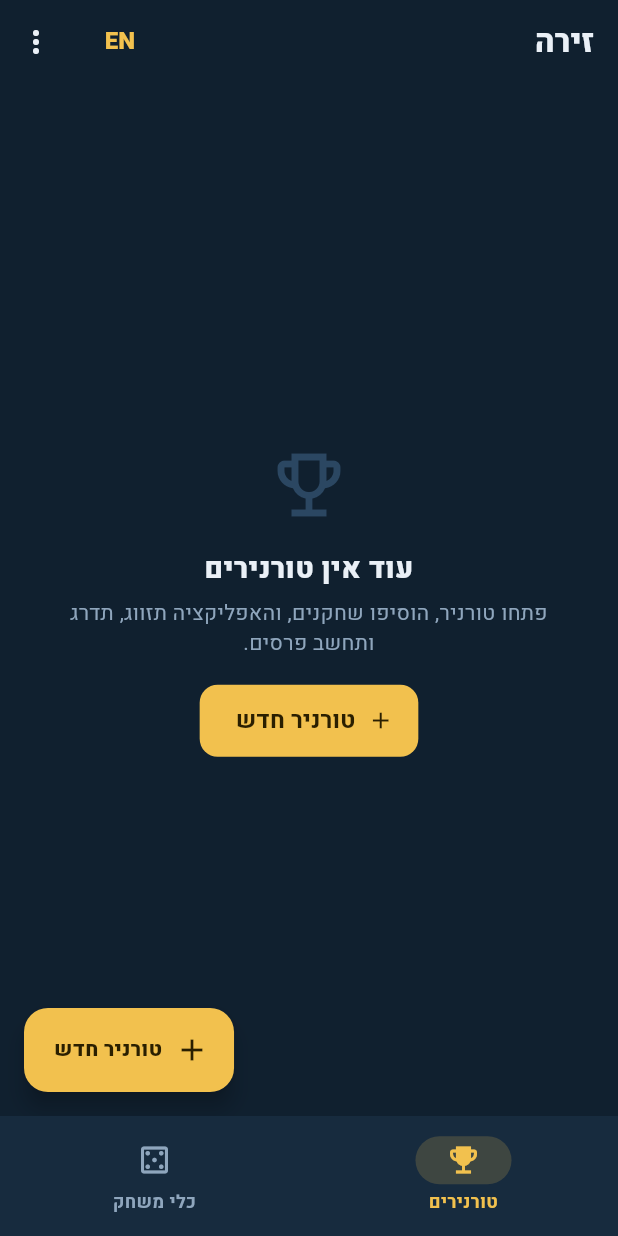
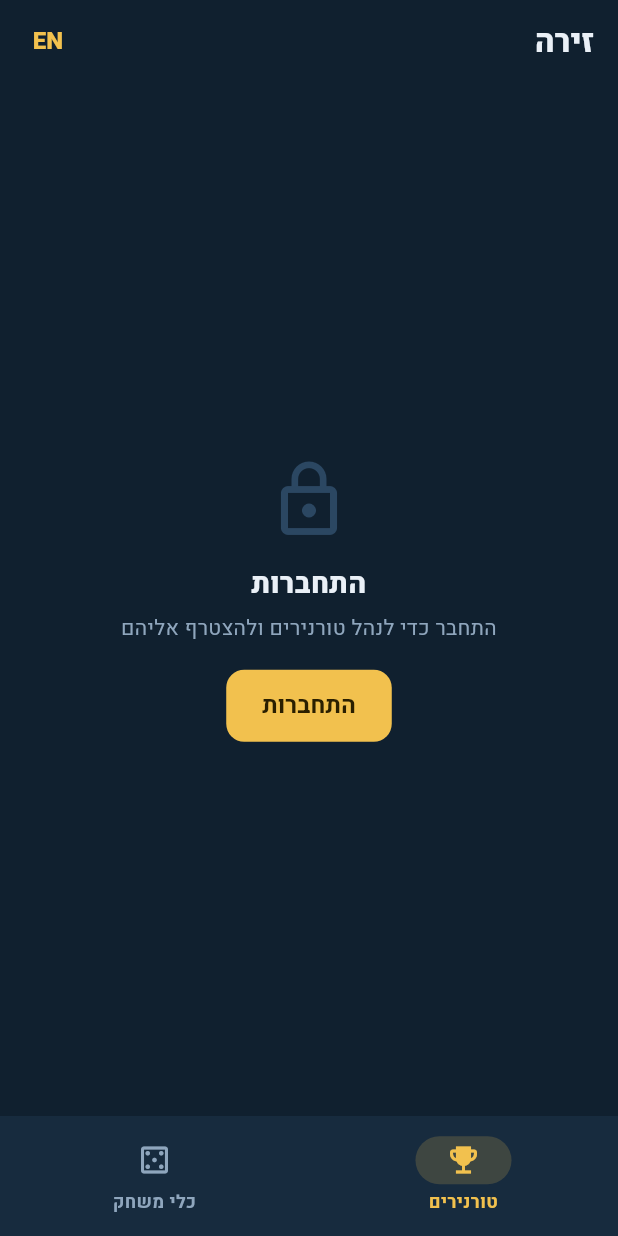
Before and after one commit to galpartuk/zira, a Flutter app: the screen it shows after launch, after a tap on "עב", on a phone screen of 412 x 824 dp. Run offline on Flutter 3.47's test engine with Material 3 defaults, Android fonts, the phone set to English and light mode, and no system bars; our stand-ins replace audioplayers, cloud_firestore, firebase_auth, firebase_core, shared_preferences, wakelock_plus; accounts and stored records are empty.

Commit message:
auth: Google + email sign-in, account sheet, cloud gate, local migration
Co-Authored-By: Claude Opus 5.5 <noreply@anthropic.com>

```diff
--- /dev/null
+++ b/lib/cloud/auth_service.dart
@@ -0,0 +1,65 @@
+import 'package:cloud_firestore/cloud_firestore.dart';
+import 'package:firebase_auth/firebase_auth.dart';
+import 'package:flutter/foundation.dart';
+
+class AuthService extends ChangeNotifier {
+  final FirebaseAuth auth;
+  final FirebaseFirestore db;
+  User? user;
+
+  AuthService(this.auth, this.db) {
+    user = auth.currentUser;
+    auth.userChanges().listen((u) {
+      user = u;
+      notifyListeners();
+    });
+  }
+
+  String get displayName => user?.displayName?.trim().isNotEmpty == true ? user!.displayName! : (user?.email ?? '?');
+
+  Future<void> _profile() async {
+    final u = auth.currentUser;
+    if (u == null) return;
+    await db.doc('users/${u.uid}').set(
+        {'displayName': displayName, 'createdAt': FieldValue.serverTimestamp()}, SetOptions(merge: true));
+  }
+
+  Future<void> signInGoogle() async {
+    final p = GoogleAuthProvider();
+    kIsWeb ? await auth.signInWithPopup(p) : await auth.signInWithProvider(p);
+    await _profile();
+  }
+
+  Future<void> signInEmail(String email, String pw) async {
+    await auth.signInWithEmailAndPassword(email: email.trim(), password: pw);
+    await _profile();
+  }
+
+  Future<void> register(String name, String email, String pw) async {
+    final c = await auth.createUserWithEmailAndPassword(email: email.trim(), password: pw);
+    await c.user!.updateDisplayName(name.trim());
+    await c.user!.reload();
+    user = auth.currentUser;
+    await _profile();
+  }
+
+  Future<void> resetPassword(String email) => auth.sendPasswordResetEmail(email: email.trim());
+
+  Future<void> setDisplayName(String n) async {
+    await auth.currentUser!.updateDisplayName(n.trim());
+    await auth.currentUser!.reload();
+    user = auth.currentUser;
+    await _profile();
+    notifyListeners();
+  }
+
+  Future<void> signOut() => auth.signOut();
+
+  /// Throws FirebaseAuthException(code: 'requires-recent-login') when the
+  /// sign-in is old; the UI then asks the user to sign in again and retries.
+  Future<void> deleteAccount() async {
+    final u = auth.currentUser!;
+    await db.doc('users/${u.uid}').delete();
+    await u.delete();
+  }
+}
--- a/lib/l10n.dart
+++ b/lib/l10n.dart
@@ -411,4 +411,32 @@ class S {
   String get floorRulesBody => _('Conduct and procedures at official events.', 'כללי התנהגות ונהלים בטורנירים רשמיים.');
   String get allRules => _('The full official rules page', 'כל עמוד החוקים הרשמי');
   String get allRulesBody => _('Including Q&A and more documents.', 'כולל Q&A ומסמכים נוספים.');
+
+  // ---------------------------------------------------------------- account
+  String get signIn => _('Sign in', 'התחברות');
+  String get signInGoogle => _('Continue with Google', 'המשך עם Google');
+  String get email => _('Email', 'אימייל');
+  String get password => _('Password', 'סיסמה');
+  String get displayNameLabel => _('Your name', 'השם שלך');
+  String get register => _('Create account', 'יצירת חשבון');
+  String get haveAccount => _('I have an account', 'יש לי חשבון');
+  String get noAccount => _('New here? Create an account', 'חדש כאן? יצירת חשבון');
+  String get forgotPassword => _('Forgot password?', 'שכחתי סיסמה');
+  String get resetSent => _('Reset link sent — check your email', 'נשלח קישור לאיפוס — בדוק את האימייל');
+  String get signInNeeded => _('Sign in to run and join tournaments', 'התחבר כדי לנהל טורנירים ולהצטרף אליהם');
+  String get account => _('Account', 'חשבון');
+  String get signOut => _('Sign out', 'התנתקות');
+  String get deleteAccount => _('Delete account', 'מחיקת חשבון');
+  String get deleteAccountBody => _('Your account is deleted. Your name stays in past tournaments.',
+      'החשבון יימחק. השם שלך יישאר בטורנירים שהיו.');
+  String get signInAgain => _('Please sign in again, then delete.', 'צריך להתחבר שוב ואז למחוק.');
+  String authError(String code) => switch (code) {
+        'invalid-credential' || 'wrong-password' || 'user-not-found' => _('Wrong email or password', 'אימייל או סיסמה שגויים'),
+        'email-already-in-use' => _('This email already has an account', 'לאימייל הזה כבר יש חשבון'),
+        'weak-password' => _('Password must be at least 6 characters', 'סיסמה של 6 תווים לפחות'),
+        'invalid-email' => _('Invalid email', 'אימייל לא תקין'),
+        'network-request-failed' => _('No connection', 'אין חיבור'),
+        _ => _('Sign-in failed ($code)', 'ההתחברות נכשלה ($code)'),
+      };
+  String migrated(int n) => _('$n tournaments moved to your account', '$n טורנירים הועברו לחשבון שלך');
 }
--- a/lib/main.dart
+++ b/lib/main.dart
@@ -1,34 +1,50 @@
+import 'package:cloud_firestore/cloud_firestore.dart';
+import 'package:firebase_auth/firebase_auth.dart';
+import 'package:firebase_core/firebase_core.dart';
 import 'package:flutter/material.dart';
 import 'package:flutter/services.dart';
 import 'package:flutter_localizations/flutter_localizations.dart';
 import 'package:provider/provider.dart';
 
+import 'cloud/auth_service.dart';
+import 'cloud/firebase_options.dart';
 import 'l10n.dart';
 import 'screens/home_screen.dart';
 import 'state/app_state.dart';
+import 'state/session.dart';
 import 'theme.dart';
 
-void main() {
+Future<void> main() async {
   WidgetsFlutterBinding.ensureInitialized();
+  await Firebase.initializeApp(options: DefaultFirebaseOptions.currentPlatform);
   SystemChrome.setSystemUIOverlayStyle(const SystemUiOverlayStyle(
     statusBarColor: Colors.transparent,
     statusBarIconBrightness: Brightness.light,
     systemNavigationBarColor: Z.surface,
   ));
   Lang.instance.load();
-  runApp(ChangeNotifierProvider(create: (_) => AppState()..load(), child: const ZiraApp()));
+  final db = FirebaseFirestore.instance;
+  final auth = AuthService(FirebaseAuth.instance, db);
+  runApp(MultiProvider(providers: [
+    ChangeNotifierProvider(create: (_) => AppState()), // loaded by CloudGate on sign-in
+    ChangeNotifierProvider<AuthService?>.value(value: auth),
+    Provider<FirebaseFirestore?>.value(value: db),
+  ], child: const ZiraApp(online: true)));
 }
 
 class ZiraApp extends StatelessWidget {
-  const ZiraApp({super.key});
+  /// Online = Firebase sign-in and cloud tournaments. Tests build it offline.
+  final bool online;
+  const ZiraApp({super.key, this.online = false});
 
   @override
   Widget build(BuildContext context) {
     // English by default; Hebrew flips the whole app to right-to-left.
-    return ListenableBuilder(
+    final app = ListenableBuilder(
       listenable: Lang.instance,
       builder: (context, _) => MaterialApp(
         title: S.t.appName,
+        scaffoldMessengerKey: messengerKey,
         debugShowCheckedModeBanner: false,
         theme: buildTheme(),
         locale: Locale(Lang.instance.code),
@@ -42,5 +58,6 @@ class ZiraApp extends StatelessWidget {
         home: HomeScreen(key: ValueKey(Lang.instance.code)),
       ),
     );
+    return online ? CloudGate(child: app) : app;
   }
 }
--- a/lib/screens/tournaments_screen.dart
+++ b/lib/screens/tournaments_screen.dart
@@ -6,9 +6,12 @@ import '../engine/models.dart';
 import '../engine/pairing.dart';
 import '../l10n.dart';
 import '../state/app_state.dart';
+import '../state/session.dart';
 import '../theme.dart';
 import '../widgets/common.dart';
+import 'account_sheet.dart';
 import 'create_tournament_screen.dart';
+import 'sign_in_screen.dart';
 import 'tournament_screen.dart';
 
 class TournamentsScreen extends StatelessWidget {
@@ -17,11 +20,32 @@ class TournamentsScreen extends StatelessWidget {
   @override
   Widget build(BuildContext context) {
     final app = context.watch<AppState>();
+    final auth = authOf(context);
+    if (auth != null && auth.user == null) {
+      return Scaffold(
+        appBar: AppBar(title: Text(S.t.appName), actions: const [LangButton()]),
+        body: EmptyState(
+          icon: Icons.lock_outline,
+          title: S.t.signIn,
+          body: S.t.signInNeeded,
+          action: FilledButton(
+            onPressed: () => Navigator.push(context, MaterialPageRoute(builder: (_) => const SignInScreen())),
+            child: Text(S.t.signIn),
+          ),
+        ),
+      );
+    }
     return Scaffold(
       appBar: AppBar(
         title: Text(S.t.appName),
         actions: [
           const LangButton(),
+          if (auth != null)
+            IconButton(
+              tooltip: S.t.account,
+              icon: const Icon(Icons.account_circle_outlined),
+              onPressed: () => showAccountSheet(context),
+            ),
           PopupMenuButton<String>(
             icon: const Icon(Icons.more_vert),
             onSelected: (v) => _menu(context, app, v),
@@ -61,6 +85,7 @@ class TournamentsScreen extends StatelessWidget {
         context, MaterialPageRoute(builder: (_) => const CreateTournamentScreen()));
     if (t == null || !context.mounted) return;
     context.read<AppState>().add(t);
+    hostSyncOf(context, listen: false)?.ensureJoinCode(t);
     Navigator.push(context, MaterialPageRoute(builder: (_) => TournamentScreen(id: t.id)));
   }
 
--- /dev/null
+++ b/lib/state/session.dart
@@ -0,0 +1,90 @@
+import 'package:cloud_firestore/cloud_firestore.dart';
+import 'package:flutter/material.dart';
+import 'package:provider/provider.dart';
+import 'package:shared_preferences/shared_preferences.dart';
+
+import '../cloud/auth_service.dart';
+import '../cloud/migrate_local.dart';
+import '../cloud/tournament_repo.dart';
+import '../l10n.dart';
+import 'app_state.dart';
+import 'host_sync.dart';
+
+/// Lets toasts be shown from above the MaterialApp (the gate lives there so a
+/// language switch, which rebuilds the home screen, doesn't sign anyone out).
+final messengerKey = GlobalKey<ScaffoldMessengerState>();
+
+T? _maybe<T>(BuildContext c, bool listen) {
+  try {
+    return Provider.of<T?>(c, listen: listen);
+  } on ProviderNotFoundException {
+    return null;
+  }
+}
+
+/// Null in tests and other offline builds.
+AuthService? authOf(BuildContext c, {bool listen = true}) => _maybe<AuthService>(c, listen);
+HostSync? hostSyncOf(BuildContext c, {bool listen = true}) => _maybe<HostSync>(c, listen);
+FirebaseFirestore? dbOf(BuildContext c) => _maybe<FirebaseFirestore>(c, false);
+
+/// Follows sign-in: attaches the cloud store and HostSync for the signed-in
+/// user, detaches on sign-out.
+class CloudGate extends StatefulWidget {
+  final Widget child;
+  const CloudGate({super.key, required this.child});
+
+  @override
+  State<CloudGate> createState() => _CloudGateState();
+}
+
+class _CloudGateState extends State<CloudGate> {
+  late final AuthService _auth;
+  String? _uid;
+  HostSync? _sync;
+
+  @override
+  void initState() {
+    super.initState();
+    _auth = context.read<AuthService?>()!;
+    _auth.addListener(_onAuth);
+    _onAuth();
+  }
+
+  Future<void> _onAuth() async {
+    final uid = _auth.user?.uid;
+    if (uid == _uid) return;
+    _uid = uid;
+    final app = context.read<AppState>();
+    _sync?.dispose();
+    setState(() => _sync = null);
+    if (uid == null) {
+      app.detach();
+      return;
+    }
+    final db = context.read<FirebaseFirestore?>()!;
+    final store = CloudStore(db, uid);
+    var moved = 0;
+    try {
+      final prefs = await SharedPreferences.getInstance();
+      moved = await migrateLocalTournaments(prefs, store, uid).timeout(const Duration(seconds: 30));
+    } catch (e) {
+      debugPrint('migration failed: $e');
+    }
+    await app.attach(store, draftRounds: true);
+    if (!mounted || _uid != uid) return;
+    setState(() => _sync = HostSync(db, app, uid));
+    if (moved > 0) {
+      messengerKey.currentState?.showSnackBar(SnackBar(content: Text(S.t.migrated(moved))));
+    }
+  }
+
+  @override
+  void dispose() {
+    _auth.removeListener(_onAuth);
+    _sync?.dispose();
+    super.dispose();
+  }
+
+  @override
+  Widget build(BuildContext context) => ChangeNotifierProvider<HostSync?>.value(value: _sync, child: widget.child);
+}
```
Also changed, not shown: lib/cloud/migrate_local.dart (added, +15 -0 lines), lib/screens/account_sheet.dart (added, +53 -0 lines), lib/screens/sign_in_screen.dart (added, +95 -0 lines), 1 other file.
